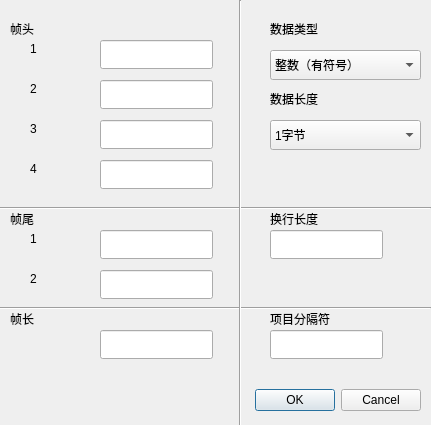
ATmega8/serial_kit, file framedialog.ui: the form before one commit.
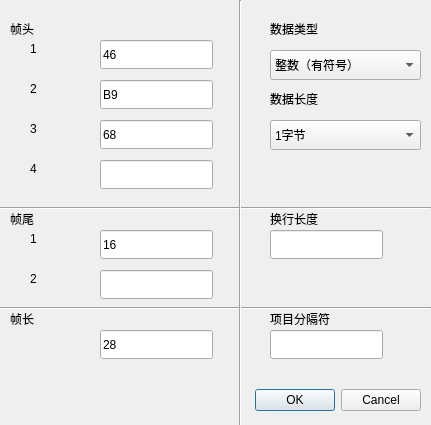
The form after the commit.

Commit message: 增加帧格式默认值

Patch:
```diff
--- a/framedialog.ui
+++ b/framedialog.ui
@@ -77,6 +77,9 @@
      <height>29</height>
     </rect>
    </property>
+   <property name="text">
+    <string>46</string>
+   </property>
   </widget>
   <widget class="QLineEdit" name="fh2">
    <property name="geometry">
@@ -87,6 +90,9 @@
      <height>29</height>
     </rect>
    </property>
+   <property name="text">
+    <string>B9</string>
+   </property>
   </widget>
   <widget class="QLineEdit" name="fh3">
    <property name="geometry">
@@ -97,6 +103,9 @@
      <height>29</height>
     </rect>
    </property>
+   <property name="text">
+    <string>68</string>
+   </property>
   </widget>
   <widget class="QLineEdit" name="fh4">
    <property name="geometry">
@@ -117,6 +126,9 @@
      <height>29</height>
     </rect>
    </property>
+   <property name="text">
+    <string>16</string>
+   </property>
   </widget>
   <widget class="QLineEdit" name="ft2">
    <property name="geometry">
@@ -137,6 +149,9 @@
      <height>29</height>
     </rect>
    </property>
+   <property name="text">
+    <string>28</string>
+   </property>
   </widget>
   <widget class="Line" name="line">
    <property name="geometry">
```
